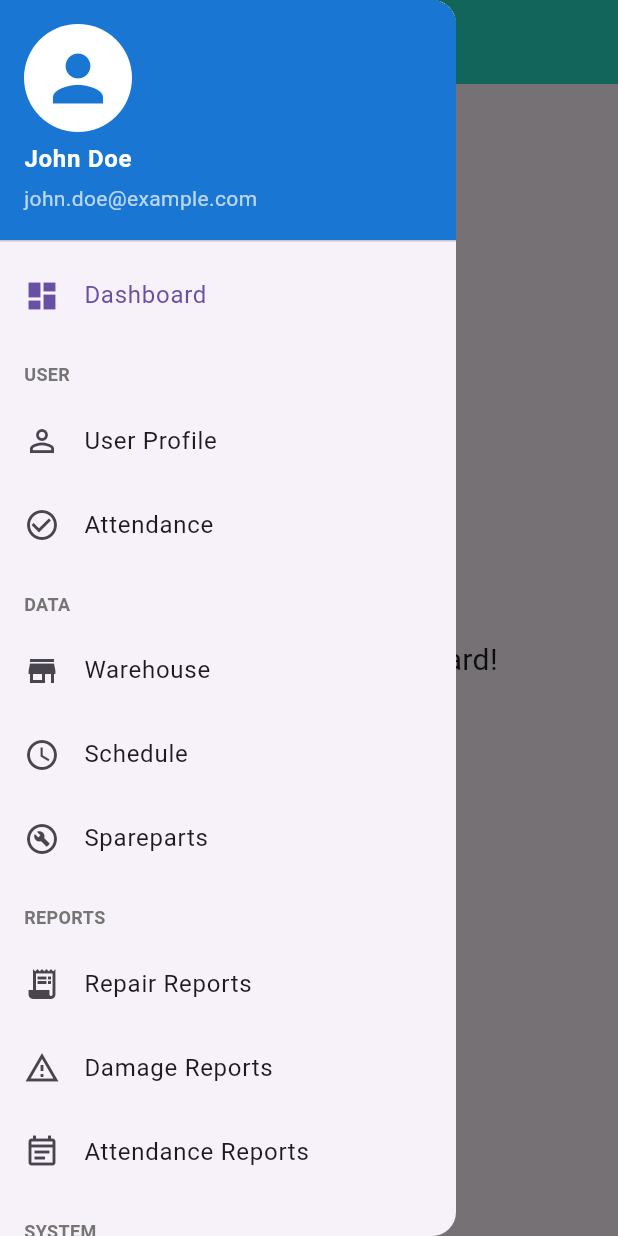
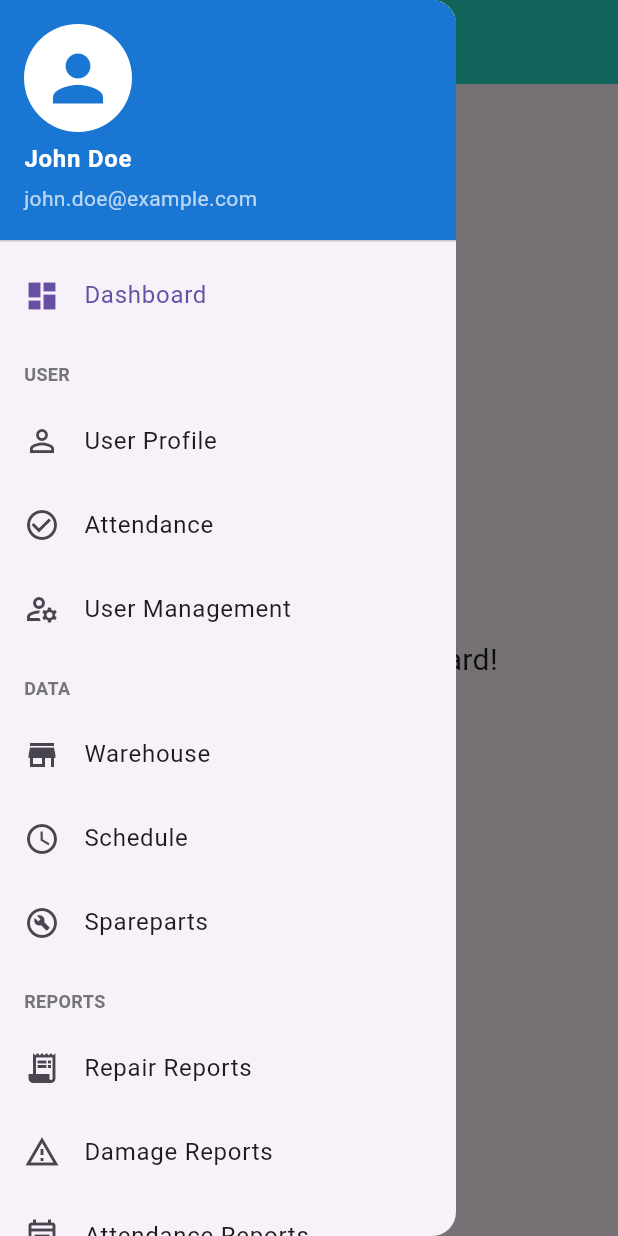
Before and after one commit to Alex16oz/aplikasiflutter1, a Flutter app: the screen it shows after launch, with the side drawer open, on a phone screen of 412 x 824 dp. Run offline on Flutter 3.47's test engine with Material 3 defaults, Android fonts, the phone set to English and light mode, and no system bars.

Commit message:
base nav done v1

```diff
--- a/lib/main.dart
+++ b/lib/main.dart
@@ -5,6 +5,7 @@ import 'package:flutter/material.dart';
 import 'pages/dashboard_page.dart';
 import 'pages/user_profile_page.dart';
 import 'pages/attendance_page.dart';
+import 'pages/user_management_page.dart'; // <-- IMPORT NEW PAGE
 import 'pages/warehouse_page.dart';
 import 'pages/schedule_page.dart';
 import 'pages/spareparts_page.dart';
@@ -49,6 +50,7 @@ class MyApp extends StatelessWidget {
         DashboardPage.routeName: (context) => const DashboardPage(),
         UserProfilePage.routeName: (context) => const UserProfilePage(),
         AttendancePage.routeName: (context) => const AttendancePage(),
+        UserManagementPage.routeName: (context) => const UserManagementPage(), // <-- ADD NEW ROUTE
         WarehousePage.routeName: (context) => const WarehousePage(),
         SchedulePage.routeName: (context) => const SchedulePage(),
         SparepartsPage.routeName: (context) => const SparepartsPage(),
--- a/lib/widgets/app_drawer.dart
+++ b/lib/widgets/app_drawer.dart
@@ -5,6 +5,7 @@ import 'package:flutter/material.dart';
 import '../pages/dashboard_page.dart';
 import '../pages/user_profile_page.dart';
 import '../pages/attendance_page.dart';
+import '../pages/user_management_page.dart'; // <-- IMPORT NEW PAGE
 import '../pages/warehouse_page.dart';
 import '../pages/schedule_page.dart';
 import '../pages/spareparts_page.dart';
@@ -94,6 +95,16 @@ class AppDrawer extends StatelessWidget {
               _navigateToPage(context, AttendancePage.routeName);
             },
           ),
+          // START NEW PAGE ENTRY
+          ListTile(
+            leading: const Icon(Icons.manage_accounts_outlined), // Example Icon
+            title: const Text('User Management'),
+            selected: currentRouteName == UserManagementPage.routeName,
+            onTap: () {
+              _navigateToPage(context, UserManagementPage.routeName);
+            },
+          ),
+          // END NEW PAGE ENTRY
           // Separator for Data
           const _DrawerSectionHeader(title: 'DATA'),
           ListTile(
```
Also changed, not shown: lib/pages/user_management_page.dart (added, +25 -0 lines).
